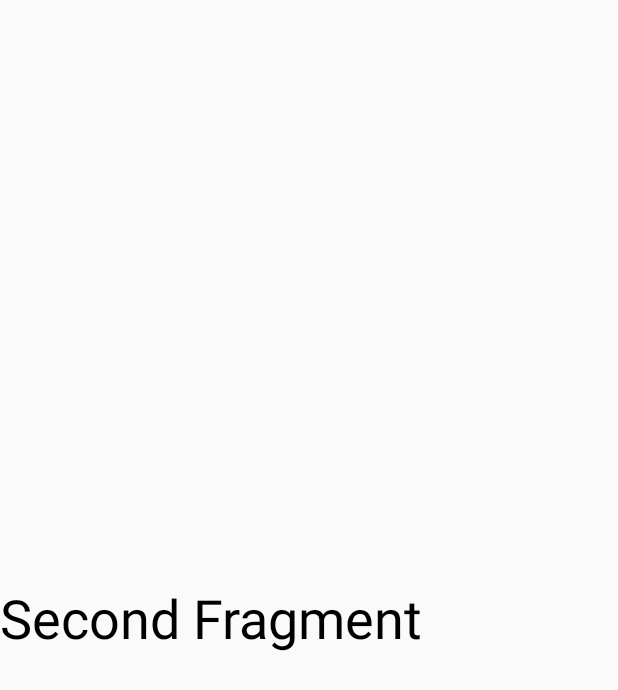
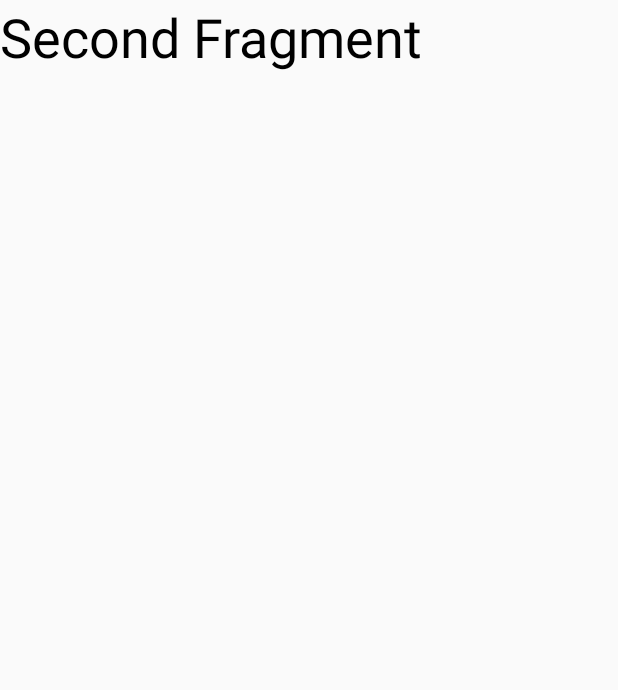
Before and after one commit to anggerh118/Hello_World, an Android app: the layout fragment_second.xml on its own in the app's theme, with its tools: preview values and no code run, on a phone screen of 412 x 824 dp. Shown: the top 690 px of the screen. Run offline under Robolectric (Android 15) with nearby library versions, the phone set to English and light mode, and no system bars.

```diff
--- a/app/src/main/res/layout/fragment_second.xml
+++ b/app/src/main/res/layout/fragment_second.xml
@@ -9,7 +9,6 @@
         android:id="@+id/textView3"
         android:layout_width="wrap_content"
         android:layout_height="wrap_content"
-        android:layout_gravity="center_vertical"
         android:text="Second Fragment"
         android:textColor="#000000"
         android:textSize="36sp" />
```
